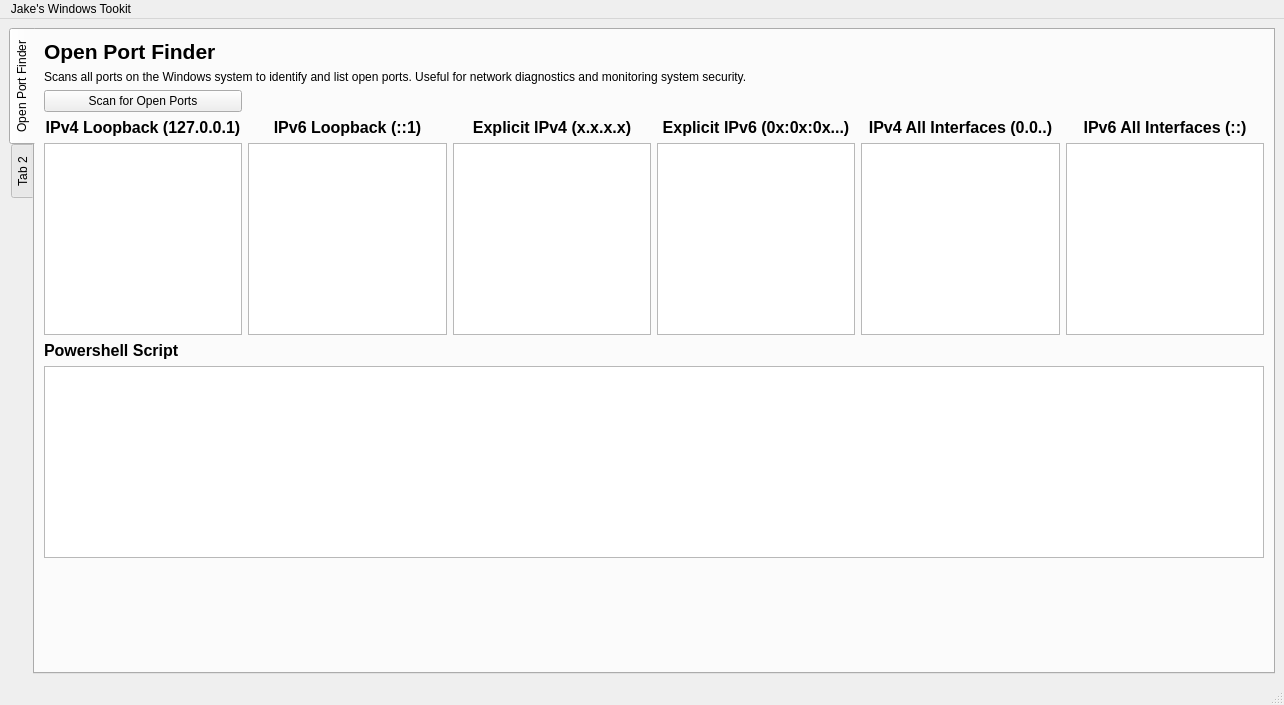
This is windowstoolkitmain.ui in JakeSmithQUT/WindowsHardeningToolkit as Qt 5 draws it before an edit. The edited form follows.
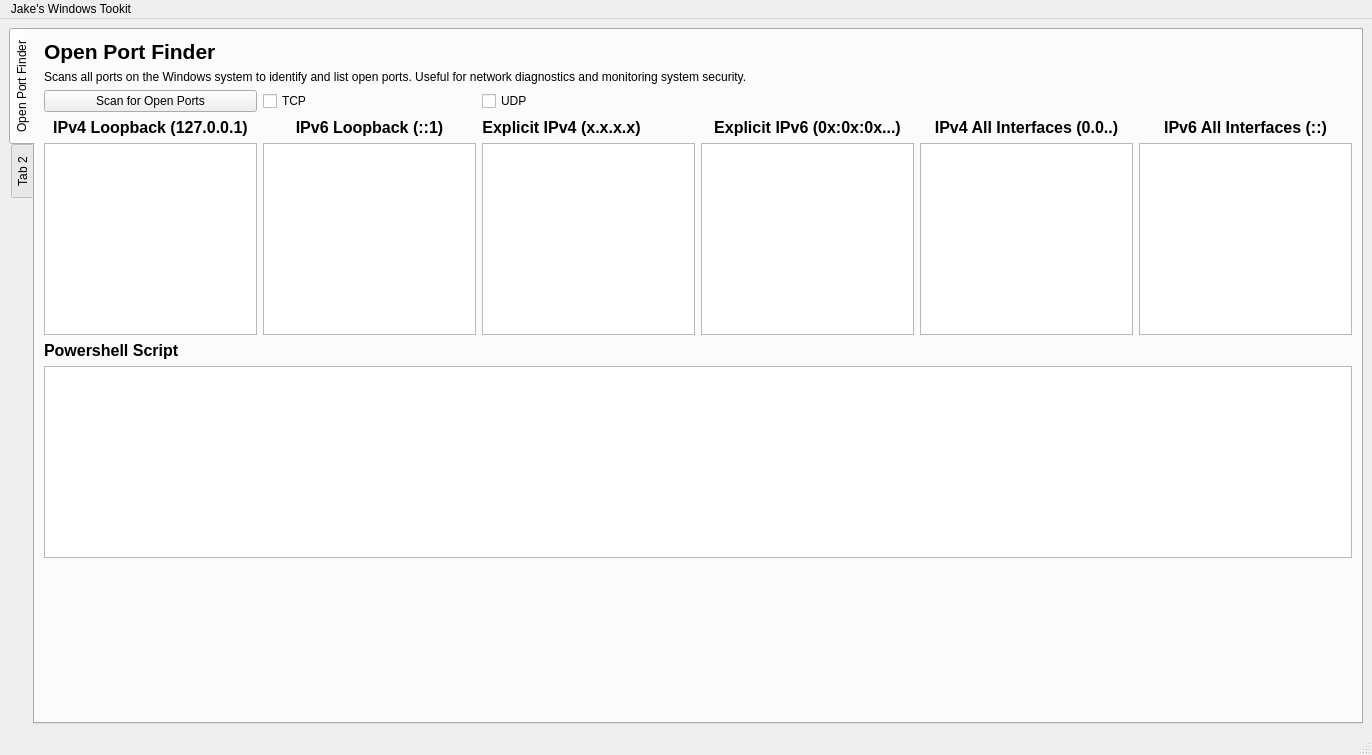
This is the edited form.

Commit message: Fixed IPv6 all interfaces accidentally showing explicit IPv6, added checkboxes onto UI in preparation for transport layer protocol filtering. Need to fix the form layout, it is neat but very restrictive.

```diff
--- a/windowstoolkitmain.ui
+++ b/windowstoolkitmain.ui
@@ -6,8 +6,8 @@
    <rect>
     <x>0</x>
     <y>0</y>
-    <width>1284</width>
-    <height>705</height>
+    <width>1372</width>
+    <height>755</height>
    </rect>
   </property>
   <property name="windowTitle">
@@ -15,7 +15,7 @@
   </property>
   <widget class="QWidget" name="centralwidget">
    <layout class="QGridLayout" name="gridLayout">
-    <item row="0" column="0">
+    <item row="0" column="1">
      <widget class="QTabWidget" name="tabWidget">
       <property name="tabPosition">
        <enum>QTabWidget::West</enum>
@@ -28,114 +28,14 @@
         <string>Open Port Finder</string>
        </attribute>
        <layout class="QGridLayout" name="gridLayout_2">
-        <item row="1" column="2" colspan="5">
-         <widget class="QLabel" name="label">
+        <item row="4" column="3">
+         <widget class="QCheckBox" name="cb_ShowTCP">
           <property name="text">
-           <string>Scans all ports on the Windows system to identify and list open ports. Useful for network diagnostics and monitoring system security.</string>
+           <string>TCP</string>
           </property>
          </widget>
         </item>
-        <item row="11" column="2" colspan="6">
-         <widget class="QPlainTextEdit" name="tb_OpenPortsOutput"/>
-        </item>
-        <item row="9" column="4">
-         <widget class="QListWidget" name="lst_IPv4_Explicit">
-          <property name="toolTip">
-           <string/>
-          </property>
-         </widget>
-        </item>
-        <item row="7" column="4">
-         <widget class="QLabel" name="label_5">
-          <property name="toolTip">
-           <string>&lt;html&gt;&lt;head/&gt;&lt;body&gt;&lt;p&gt;This represents a service or application explicitly configured to listen on a specific IPv4 address.&lt;/p&gt;&lt;p&gt;It is accessible from the local network or, if configured, from the internet.&lt;/p&gt;&lt;/body&gt;&lt;/html&gt;</string>
-          </property>
-          <property name="text">
-           <string>&lt;html&gt;&lt;head/&gt;&lt;body&gt;&lt;p align=&quot;center&quot;&gt;&lt;span style=&quot; font-size:12pt; font-weight:700;&quot;&gt;Explicit IPv4 (x.x.x.x)&lt;/span&gt;&lt;/p&gt;&lt;/body&gt;&lt;/html&gt;</string>
-          </property>
-         </widget>
-        </item>
-        <item row="7" column="3">
-         <widget class="QLabel" name="label_4">
-          <property name="toolTip">
-           <string>&lt;html&gt;&lt;head/&gt;&lt;body&gt;&lt;p&gt;This represents a service or application running on the IPv6 loopback address ::1.&lt;/p&gt;&lt;p&gt;It is accessible only from the local machine.&lt;/p&gt;&lt;/body&gt;&lt;/html&gt;</string>
-          </property>
-          <property name="text">
-           <string>&lt;html&gt;&lt;head/&gt;&lt;body&gt;&lt;p align=&quot;center&quot;&gt;&lt;span style=&quot; font-size:12pt; font-weight:700;&quot;&gt;IPv6 Loopback (::1)&lt;/span&gt;&lt;/p&gt;&lt;/body&gt;&lt;/html&gt;</string>
-          </property>
-         </widget>
-        </item>
-        <item row="9" column="7">
-         <widget class="QListWidget" name="lst_IPv6_All">
-          <property name="toolTip">
-           <string/>
-          </property>
-         </widget>
-        </item>
-        <item row="10" column="2">
-         <widget class="QLabel" name="label_9">
-          <property name="text">
-           <string>&lt;html&gt;&lt;head/&gt;&lt;body&gt;&lt;p&gt;&lt;span style=&quot; font-size:12pt; font-weight:700;&quot;&gt;Powershell Script&lt;/span&gt;&lt;/p&gt;&lt;/body&gt;&lt;/html&gt;</string>
-          </property>
-         </widget>
-        </item>
-        <item row="9" column="0">
-         <spacer name="horizontalSpacer_6">
-          <property name="orientation">
-           <enum>Qt::Horizontal</enum>
-          </property>
-          <property name="sizeHint" stdset="0">
-           <size>
-            <width>40</width>
-            <height>20</height>
-           </size>
-          </property>
-         </spacer>
-        </item>
-        <item row="9" column="1">
-         <spacer name="horizontalSpacer_2">
-          <property name="orientation">
-           <enum>Qt::Horizontal</enum>
-          </property>
-          <property name="sizeHint" stdset="0">
-           <size>
-            <width>40</width>
-            <height>20</height>
-           </size>
-          </property>
-         </spacer>
-        </item>
-        <item row="7" column="5">
-         <widget class="QLabel" name="label_6">
-          <property name="toolTip">
-           <string>&lt;html&gt;&lt;head/&gt;&lt;body&gt;&lt;p&gt;This represents a service or application explicitly configured to listen on a specific IPv6 address.&lt;/p&gt;&lt;p&gt;It is accessible from the local network or, if configured, from the internet.&lt;/p&gt;&lt;/body&gt;&lt;/html&gt;</string>
-          </property>
-          <property name="text">
-           <string>&lt;html&gt;&lt;head/&gt;&lt;body&gt;&lt;p align=&quot;center&quot;&gt;&lt;span style=&quot; font-size:12pt; font-weight:700;&quot;&gt;Explicit IPv6 (0x:0x:0x...)&lt;/span&gt;&lt;/p&gt;&lt;/body&gt;&lt;/html&gt;</string>
-          </property>
-         </widget>
-        </item>
-        <item row="9" column="6">
-         <widget class="QListWidget" name="lst_IPv4_All">
-          <property name="toolTip">
-           <string/>
-          </property>
-         </widget>
-        </item>
-        <item row="9" column="9">
-         <spacer name="horizontalSpacer_7">
-          <property name="orientation">
-           <enum>Qt::Horizontal</enum>
-          </property>
-          <property name="sizeHint" stdset="0">
-           <size>
-            <width>40</width>
-            <height>20</height>
-           </size>
-          </property>
-         </spacer>
-        </item>
-        <item row="7" column="6">
+        <item row="8" column="7">
          <widget class="QLabel" name="label_7">
           <property name="toolTip">
            <string>&lt;html&gt;&lt;head/&gt;&lt;body&gt;&lt;p&gt;This represents a service or application configured to listen on all available IPv4 interfaces.&lt;/p&gt;&lt;p&gt;It can accept connections from any source IPv4 address on your computer.&lt;/p&gt;&lt;/body&gt;&lt;/html&gt;</string>
@@ -145,24 +45,27 @@
           </property>
          </widget>
         </item>
-        <item row="4" column="2">
-         <widget class="QPushButton" name="btn_OpenPortScan">
+        <item row="11" column="2">
+         <widget class="QLabel" name="label_9">
           <property name="text">
-           <string>Scan for Open Ports</string>
+           <string>&lt;html&gt;&lt;head/&gt;&lt;body&gt;&lt;p&gt;&lt;span style=&quot; font-size:12pt; font-weight:700;&quot;&gt;Powershell Script&lt;/span&gt;&lt;/p&gt;&lt;/body&gt;&lt;/html&gt;</string>
           </property>
          </widget>
         </item>
-        <item row="7" column="2">
-         <widget class="QLabel" name="label_3">
-          <property name="toolTip">
-           <string>&lt;html&gt;&lt;head/&gt;&lt;body&gt;&lt;p&gt;This represents a service or application running on the IPv4 loopback address 127.0.0.1.&lt;/p&gt;&lt;p&gt;It is accessible only from the local machine.&lt;/p&gt;&lt;/body&gt;&lt;/html&gt;</string>
+        <item row="10" column="1">
+         <spacer name="horizontalSpacer_2">
+          <property name="orientation">
+           <enum>Qt::Horizontal</enum>
           </property>
-          <property name="text">
-           <string>&lt;html&gt;&lt;head/&gt;&lt;body&gt;&lt;p align=&quot;center&quot;&gt;&lt;span style=&quot; font-size:12pt; font-weight:700;&quot;&gt;IPv4 Loopback (127.0.0.1)&lt;/span&gt;&lt;/p&gt;&lt;/body&gt;&lt;/html&gt;</string>
+          <property name="sizeHint" stdset="0">
+           <size>
+            <width>40</width>
+            <height>20</height>
+           </size>
           </property>
-         </widget>
+         </spacer>
         </item>
-        <item row="9" column="2">
+        <item row="10" column="2">
          <widget class="QListWidget" name="lst_IPv4_Loopback">
           <property name="toolTip">
            <string/>
@@ -172,7 +75,41 @@
           </property>
          </widget>
         </item>
-        <item row="7" column="7">
+        <item row="8" column="2">
+         <widget class="QLabel" name="label_3">
+          <property name="toolTip">
+           <string>&lt;html&gt;&lt;head/&gt;&lt;body&gt;&lt;p&gt;This represents a service or application running on the IPv4 loopback address 127.0.0.1.&lt;/p&gt;&lt;p&gt;It is accessible only from the local machine.&lt;/p&gt;&lt;/body&gt;&lt;/html&gt;</string>
+          </property>
+          <property name="text">
+           <string>&lt;html&gt;&lt;head/&gt;&lt;body&gt;&lt;p align=&quot;center&quot;&gt;&lt;span style=&quot; font-size:12pt; font-weight:700;&quot;&gt;IPv4 Loopback (127.0.0.1)&lt;/span&gt;&lt;/p&gt;&lt;/body&gt;&lt;/html&gt;</string>
+          </property>
+         </widget>
+        </item>
+        <item row="8" column="6">
+         <widget class="QLabel" name="label_6">
+          <property name="toolTip">
+           <string>&lt;html&gt;&lt;head/&gt;&lt;body&gt;&lt;p&gt;This represents a service or application explicitly configured to listen on a specific IPv6 address.&lt;/p&gt;&lt;p&gt;It is accessible from the local network or, if configured, from the internet.&lt;/p&gt;&lt;/body&gt;&lt;/html&gt;</string>
+          </property>
+          <property name="text">
+           <string>&lt;html&gt;&lt;head/&gt;&lt;body&gt;&lt;p align=&quot;center&quot;&gt;&lt;span style=&quot; font-size:12pt; font-weight:700;&quot;&gt;Explicit IPv6 (0x:0x:0x...)&lt;/span&gt;&lt;/p&gt;&lt;/body&gt;&lt;/html&gt;</string>
+          </property>
+         </widget>
+        </item>
+        <item row="4" column="4">
+         <widget class="QCheckBox" name="cb_ShowUDP">
+          <property name="text">
+           <string>UDP</string>
+          </property>
+         </widget>
+        </item>
+        <item row="10" column="8">
+         <widget class="QListWidget" name="lst_IPv6_All">
+          <property name="toolTip">
+           <string/>
+          </property>
+         </widget>
+        </item>
+        <item row="8" column="8">
          <widget class="QLabel" name="label_8">
           <property name="toolTip">
            <string>&lt;html&gt;&lt;head/&gt;&lt;body&gt;&lt;p&gt;This represents a service or application configured to listen on all available IPv6 interfaces.&lt;/p&gt;&lt;p&gt;It can accept connections from any source IPv6 address on your computer.&lt;/p&gt;&lt;/body&gt;&lt;/html&gt;</string>
@@ -182,33 +119,6 @@
           </property>
          </widget>
         </item>
-        <item row="9" column="5">
-         <widget class="QListWidget" name="lst_IPv6_Explicit">
-          <property name="toolTip">
-           <string/>
-          </property>
-         </widget>
-        </item>
-        <item row="9" column="3">
-         <widget class="QListWidget" name="lst_IPv6_Loopback">
-          <property name="toolTip">
-           <string/>
-          </property>
-         </widget>
-        </item>
-        <item row="9" column="8">
-         <spacer name="horizontalSpacer_5">
-          <property name="orientation">
-           <enum>Qt::Horizontal</enum>
-          </property>
-          <property name="sizeHint" stdset="0">
-           <size>
-            <width>40</width>
-            <height>20</height>
-           </size>
-          </property>
-         </spacer>
-        </item>
         <item row="0" column="2">
          <widget class="QLabel" name="label_2">
           <property name="text">
@@ -216,7 +126,93 @@
           </property>
          </widget>
         </item>
-        <item row="12" column="2" colspan="6">
+        <item row="10" column="3">
+         <widget class="QListWidget" name="lst_IPv6_Loopback">
+          <property name="toolTip">
+           <string/>
+          </property>
+         </widget>
+        </item>
+        <item row="4" column="10">
+         <spacer name="horizontalSpacer">
+          <property name="orientation">
+           <enum>Qt::Horizontal</enum>
+          </property>
+          <property name="sizeHint" stdset="0">
+           <size>
+            <width>40</width>
+            <height>20</height>
+           </size>
+          </property>
+         </spacer>
+        </item>
+        <item row="10" column="7">
+         <widget class="QListWidget" name="lst_IPv4_All">
+          <property name="toolTip">
+           <string/>
+          </property>
+         </widget>
+        </item>
+        <item row="10" column="10">
+         <spacer name="horizontalSpacer_7">
+          <property name="orientation">
+           <enum>Qt::Horizontal</enum>
+          </property>
+          <property name="sizeHint" stdset="0">
+           <size>
+            <width>40</width>
+            <height>20</height>
+           </size>
+          </property>
+         </spacer>
+        </item>
+        <item row="10" column="0">
+         <spacer name="horizontalSpacer_6">
+          <property name="orientation">
+           <enum>Qt::Horizontal</enum>
+          </property>
+          <property name="sizeHint" stdset="0">
+           <size>
+            <width>40</width>
+            <height>20</height>
+           </size>
+          </property>
+         </spacer>
+        </item>
+        <item row="8" column="3">
+         <widget class="QLabel" name="label_4">
+          <property name="toolTip">
+           <string>&lt;html&gt;&lt;head/&gt;&lt;body&gt;&lt;p&gt;This represents a service or application running on the IPv6 loopback address ::1.&lt;/p&gt;&lt;p&gt;It is accessible only from the local machine.&lt;/p&gt;&lt;/body&gt;&lt;/html&gt;</string>
+          </property>
+          <property name="text">
+           <string>&lt;html&gt;&lt;head/&gt;&lt;body&gt;&lt;p align=&quot;center&quot;&gt;&lt;span style=&quot; font-size:12pt; font-weight:700;&quot;&gt;IPv6 Loopback (::1)&lt;/span&gt;&lt;/p&gt;&lt;/body&gt;&lt;/html&gt;</string>
+          </property>
+         </widget>
+        </item>
+        <item row="8" column="4">
+         <widget class="QLabel" name="label_5">
+          <property name="toolTip">
+           <string>&lt;html&gt;&lt;head/&gt;&lt;body&gt;&lt;p&gt;This represents a service or application explicitly configured to listen on a specific IPv4 address.&lt;/p&gt;&lt;p&gt;It is accessible from the local network or, if configured, from the internet.&lt;/p&gt;&lt;/body&gt;&lt;/html&gt;</string>
+          </property>
+          <property name="text">
+           <string>&lt;html&gt;&lt;head/&gt;&lt;body&gt;&lt;p align=&quot;center&quot;&gt;&lt;span style=&quot; font-size:12pt; font-weight:700;&quot;&gt;Explicit IPv4 (x.x.x.x)&lt;/span&gt;&lt;/p&gt;&lt;/body&gt;&lt;/html&gt;</string>
+          </property>
+         </widget>
+        </item>
+        <item row="10" column="9">
+         <spacer name="horizontalSpacer_5">
+          <property name="orientation">
+           <enum>Qt::Horizontal</enum>
+          </property>
+          <property name="sizeHint" stdset="0">
+           <size>
+            <width>40</width>
+            <height>20</height>
+           </size>
+          </property>
+         </spacer>
+        </item>
+        <item row="13" column="2" colspan="7">
          <spacer name="verticalSpacer">
           <property name="orientation">
            <enum>Qt::Vertical</enum>
@@ -229,6 +225,37 @@
           </property>
          </spacer>
         </item>
+        <item row="12" column="2" colspan="7">
+         <widget class="QPlainTextEdit" name="tb_OpenPortsOutput"/>
+        </item>
+        <item row="1" column="2" colspan="6">
+         <widget class="QLabel" name="label">
+          <property name="text">
+           <string>Scans all ports on the Windows system to identify and list open ports. Useful for network diagnostics and monitoring system security.</string>
+          </property>
+         </widget>
+        </item>
+        <item row="4" column="2">
+         <widget class="QPushButton" name="btn_OpenPortScan">
+          <property name="text">
+           <string>Scan for Open Ports</string>
+          </property>
+         </widget>
+        </item>
+        <item row="10" column="6">
+         <widget class="QListWidget" name="lst_IPv6_Explicit">
+          <property name="toolTip">
+           <string/>
+          </property>
+         </widget>
+        </item>
+        <item row="10" column="4" colspan="2">
+         <widget class="QListWidget" name="lst_IPv4_Explicit">
+          <property name="toolTip">
+           <string/>
+          </property>
+         </widget>
+        </item>
        </layout>
       </widget>
       <widget class="QWidget" name="tab_2">
@@ -245,7 +272,7 @@
     <rect>
      <x>0</x>
      <y>0</y>
-     <width>1284</width>
+     <width>1372</width>
      <height>21</height>
     </rect>
    </property>
```
The commit also changes 3 other files.
